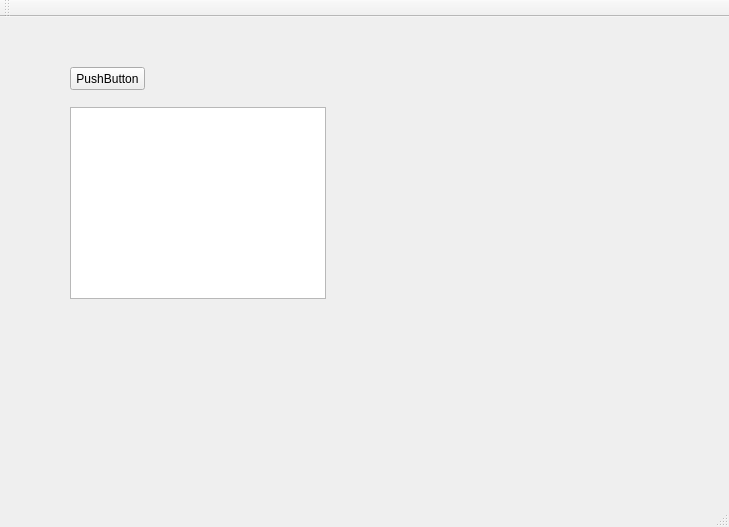
moguriso/gawa_sample, file mainwindow.ui: the form before one commit.
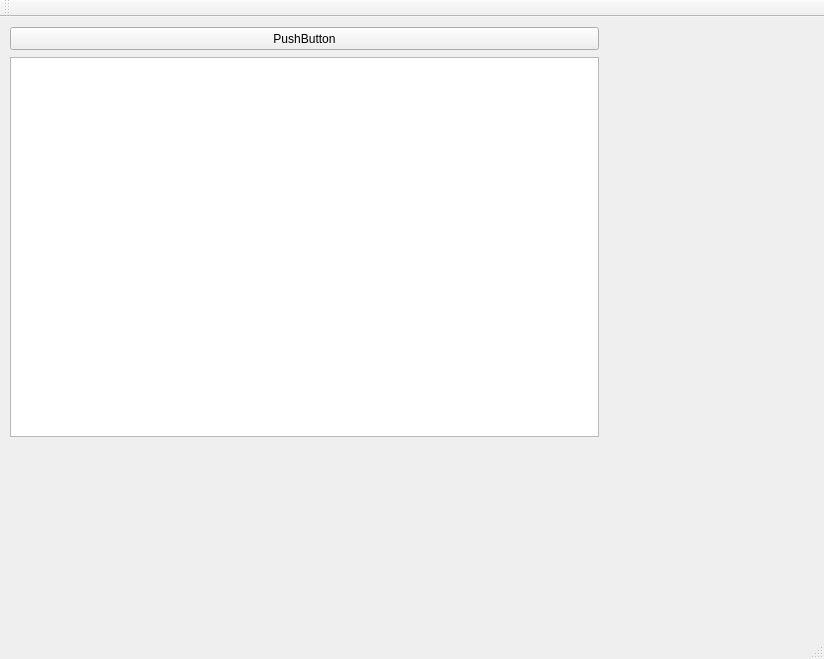
The form after the commit. Custom widgets are drawn as their Qt base class.

Commit message: add some function for viewing artwork on GUI

What changed in the file:
```diff
--- a/mainwindow.ui
+++ b/mainwindow.ui
@@ -6,20 +6,33 @@
    <rect>
     <x>0</x>
     <y>0</y>
-    <width>729</width>
-    <height>527</height>
+    <width>824</width>
+    <height>659</height>
    </rect>
   </property>
   <property name="windowTitle">
    <string>MainWindow</string>
   </property>
   <widget class="QWidget" name="centralWidget">
+   <widget class="Artwork" name="graphicsView">
+    <property name="geometry">
+     <rect>
+      <x>10</x>
+      <y>40</y>
+      <width>589</width>
+      <height>380</height>
+     </rect>
+    </property>
+    <property name="resizeAnchor">
+     <enum>QGraphicsView::AnchorViewCenter</enum>
+    </property>
+   </widget>
    <widget class="QPushButton" name="pushButton">
     <property name="geometry">
      <rect>
-      <x>70</x>
-      <y>50</y>
-      <width>75</width>
+      <x>10</x>
+      <y>10</y>
+      <width>589</width>
       <height>23</height>
      </rect>
     </property>
@@ -27,16 +40,6 @@
      <string>PushButton</string>
     </property>
    </widget>
-   <widget class="QGraphicsView" name="graphicsView">
-    <property name="geometry">
-     <rect>
-      <x>70</x>
-      <y>90</y>
-      <width>256</width>
-      <height>192</height>
-     </rect>
-    </property>
-   </widget>
   </widget>
   <widget class="QMenuBar" name="menuBar">
    <property name="geometry">
@@ -59,6 +62,13 @@
   <widget class="QStatusBar" name="statusBar"/>
  </widget>
  <layoutdefault spacing="6" margin="11"/>
+ <customwidgets>
+  <customwidget>
+   <class>Artwork</class>
+   <extends>QGraphicsView</extends>
+   <header>artwork.h</header>
+  </customwidget>
+ </customwidgets>
  <resources/>
  <connections/>
 </ui>
```
Left out of the diff: 2 changed lines with no effect on the pictures. The commit also changes 6 other files.
